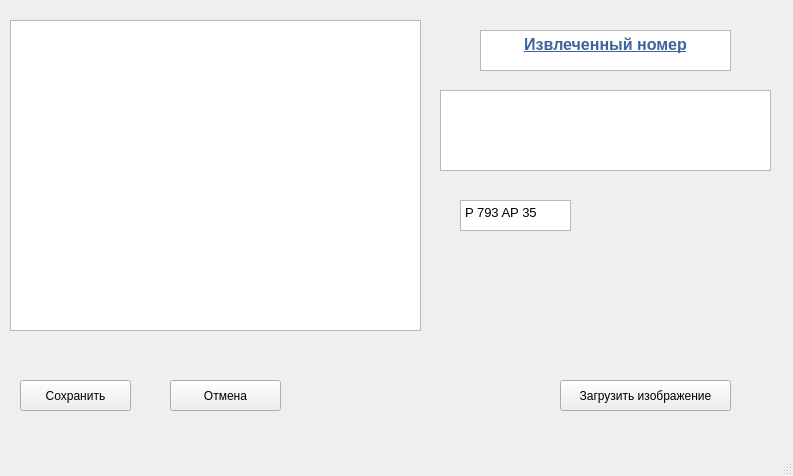
Before: the Qt Designer form design/ui/MainWindow.ui in donilpro/Car-Numberplate-Recognition, drawn with Qt 5.
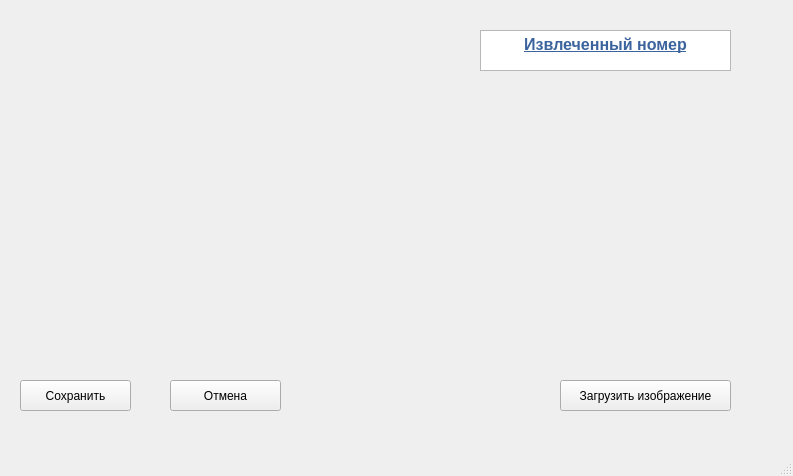
After: the same form once the commit is applied.

```diff
--- a/design/ui/MainWindow.ui
+++ b/design/ui/MainWindow.ui
@@ -14,26 +14,6 @@
    <string>MainWindow</string>
   </property>
   <widget class="QWidget" name="centralwidget">
-   <widget class="QTextBrowser" name="textBrowser">
-    <property name="geometry">
-     <rect>
-      <x>10</x>
-      <y>20</y>
-      <width>411</width>
-      <height>311</height>
-     </rect>
-    </property>
-   </widget>
-   <widget class="QTextBrowser" name="textBrowser_2">
-    <property name="geometry">
-     <rect>
-      <x>440</x>
-      <y>90</y>
-      <width>331</width>
-      <height>81</height>
-     </rect>
-    </property>
-   </widget>
    <widget class="QTextEdit" name="textEdit">
     <property name="geometry">
      <rect>
@@ -51,23 +31,6 @@
 &lt;p align=&quot;center&quot; style=&quot; margin-top:0px; margin-bottom:0px; margin-left:0px; margin-right:0px; -qt-block-indent:0; text-indent:0px;&quot;&gt;&lt;span style=&quot; font-size:12pt; font-weight:600; text-decoration: underline; color:#3b639d;&quot;&gt;Извлеченный номер&lt;/span&gt;&lt;/p&gt;&lt;/body&gt;&lt;/html&gt;</string>
     </property>
    </widget>
-   <widget class="QTextBrowser" name="textBrowser_3">
-    <property name="geometry">
-     <rect>
-      <x>460</x>
-      <y>200</y>
-      <width>111</width>
-      <height>31</height>
-     </rect>
-    </property>
-    <property name="html">
-     <string>&lt;!DOCTYPE HTML PUBLIC &quot;-//W3C//DTD HTML 4.0//EN&quot; &quot;http://www.w3.org/TR/REC-html40/strict.dtd&quot;&gt;
-&lt;html&gt;&lt;head&gt;&lt;meta name=&quot;qrichtext&quot; content=&quot;1&quot; /&gt;&lt;style type=&quot;text/css&quot;&gt;
-p, li { white-space: pre-wrap; }
-&lt;/style&gt;&lt;/head&gt;&lt;body style=&quot; font-family:'MS Shell Dlg 2'; font-size:7.8pt; font-weight:400; font-style:normal;&quot;&gt;
-&lt;p style=&quot; margin-top:0px; margin-bottom:0px; margin-left:0px; margin-right:0px; -qt-block-indent:0; text-indent:0px;&quot;&gt;&lt;span style=&quot; font-size:10pt;&quot;&gt;P 793 AP 35&lt;/span&gt;&lt;/p&gt;&lt;/body&gt;&lt;/html&gt;</string>
-    </property>
-   </widget>
    <widget class="QPushButton" name="pushButton">
     <property name="geometry">
      <rect>
@@ -107,6 +70,45 @@
      <string>Загрузить изображение</string>
     </property>
    </widget>
+   <widget class="QLabel" name="label">
+    <property name="geometry">
+     <rect>
+      <x>20</x>
+      <y>50</y>
+      <width>361</width>
+      <height>261</height>
+     </rect>
+    </property>
+    <property name="text">
+     <string/>
+    </property>
+   </widget>
+   <widget class="QLabel" name="label_2">
+    <property name="geometry">
+     <rect>
+      <x>490</x>
+      <y>100</y>
+      <width>241</width>
+      <height>61</height>
+     </rect>
+    </property>
+    <property name="text">
+     <string/>
+    </property>
+   </widget>
+   <widget class="QLabel" name="label_3">
+    <property name="geometry">
+     <rect>
+      <x>510</x>
+      <y>230</y>
+      <width>221</width>
+      <height>41</height>
+     </rect>
+    </property>
+    <property name="text">
+     <string/>
+    </property>
+   </widget>
   </widget>
   <widget class="QMenuBar" name="menubar">
    <property name="geometry">
```
Left out of the diff: 4 changed lines with no effect on the pictures.
